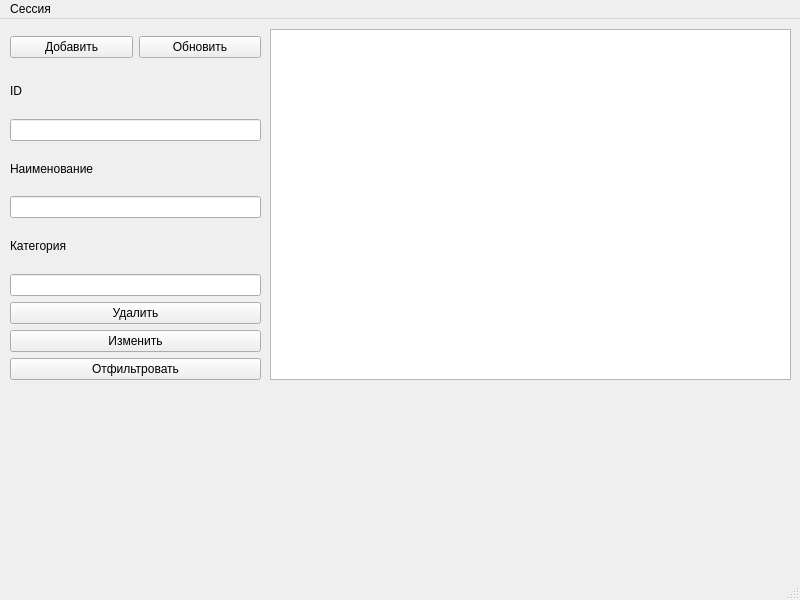
Qt form mainwindow.ui (DontDog/DBConnections) before a commit.
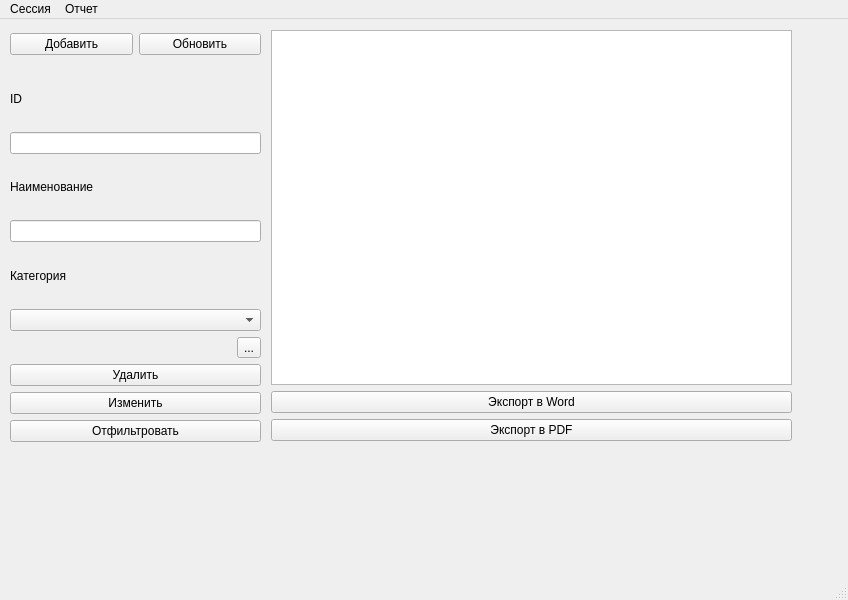
The same form after that commit.

Patch:
```diff
--- a/mainwindow.ui
+++ b/mainwindow.ui
@@ -6,7 +6,7 @@
    <rect>
     <x>0</x>
     <y>0</y>
-    <width>800</width>
+    <width>848</width>
     <height>600</height>
    </rect>
   </property>
@@ -14,32 +14,78 @@
    <string>MainWindow</string>
   </property>
   <widget class="QWidget" name="centralwidget">
-   <widget class="QTableView" name="tableView">
+   <widget class="QWidget" name="layoutWidget">
     <property name="geometry">
      <rect>
-      <x>270</x>
+      <x>10</x>
       <y>10</y>
+      <width>251</width>
+      <height>31</height>
+     </rect>
+    </property>
+    <layout class="QHBoxLayout" name="horizontalLayout">
+     <item>
+      <widget class="QPushButton" name="btnAddRecord">
+       <property name="text">
+        <string>Добавить</string>
+       </property>
+      </widget>
+     </item>
+     <item>
+      <widget class="QPushButton" name="btnUpdateRecord">
+       <property name="text">
+        <string>Обновить</string>
+       </property>
+      </widget>
+     </item>
+    </layout>
+   </widget>
+   <widget class="QWidget" name="layoutWidget">
+    <property name="geometry">
+     <rect>
+      <x>271</x>
+      <y>11</y>
       <width>521</width>
-      <height>351</height>
+      <height>411</height>
      </rect>
     </property>
-    <property name="contextMenuPolicy">
-     <enum>Qt::CustomContextMenu</enum>
-    </property>
-    <property name="selectionMode">
-     <enum>QAbstractItemView::SingleSelection</enum>
-    </property>
-    <property name="selectionBehavior">
-     <enum>QAbstractItemView::SelectRows</enum>
-    </property>
+    <layout class="QVBoxLayout" name="verticalLayout_2">
+     <item>
+      <widget class="QTableView" name="tableView">
+       <property name="contextMenuPolicy">
+        <enum>Qt::CustomContextMenu</enum>
+       </property>
+       <property name="selectionMode">
+        <enum>QAbstractItemView::SingleSelection</enum>
+       </property>
+       <property name="selectionBehavior">
+        <enum>QAbstractItemView::SelectRows</enum>
+       </property>
+      </widget>
+     </item>
+     <item>
+      <widget class="QPushButton" name="btnExportToWord">
+       <property name="text">
+        <string>Экспорт в Word</string>
+       </property>
+      </widget>
+     </item>
+     <item>
+      <widget class="QPushButton" name="btnExportToPDF">
+       <property name="text">
+        <string>Экспорт в PDF</string>
+       </property>
+      </widget>
+     </item>
+    </layout>
    </widget>
    <widget class="QWidget" name="">
     <property name="geometry">
      <rect>
       <x>10</x>
-      <y>50</y>
+      <y>52</y>
       <width>251</width>
-      <height>311</height>
+      <height>371</height>
      </rect>
     </property>
     <layout class="QVBoxLayout" name="verticalLayout">
@@ -75,7 +121,25 @@
       </widget>
      </item>
      <item>
-      <widget class="QLineEdit" name="lineEditRecordCategory"/>
+      <widget class="QComboBox" name="comboBox"/>
+     </item>
+     <item>
+      <layout class="QHBoxLayout" name="horizontalLayout_2">
+       <item>
+        <widget class="QLabel" name="label_4">
+         <property name="text">
+          <string/>
+         </property>
+        </widget>
+       </item>
+       <item>
+        <widget class="QToolButton" name="toolButton">
+         <property name="text">
+          <string>...</string>
+         </property>
+        </widget>
+       </item>
+      </layout>
      </item>
      <item>
       <widget class="QPushButton" name="btnDeleteRecord">
@@ -100,39 +164,13 @@
      </item>
     </layout>
    </widget>
-   <widget class="QWidget" name="">
-    <property name="geometry">
-     <rect>
-      <x>10</x>
-      <y>13</y>
-      <width>251</width>
-      <height>31</height>
-     </rect>
-    </property>
-    <layout class="QHBoxLayout" name="horizontalLayout">
-     <item>
-      <widget class="QPushButton" name="btnAddRecord">
-       <property name="text">
-        <string>Добавить</string>
-       </property>
-      </widget>
-     </item>
-     <item>
-      <widget class="QPushButton" name="btnUpdateRecord">
-       <property name="text">
-        <string>Обновить</string>
-       </property>
-      </widget>
-     </item>
-    </layout>
-   </widget>
   </widget>
   <widget class="QMenuBar" name="menubar">
    <property name="geometry">
     <rect>
      <x>0</x>
      <y>0</y>
-     <width>800</width>
+     <width>848</width>
      <height>21</height>
     </rect>
    </property>
@@ -144,7 +182,14 @@
     <addaction name="actionDisconnectFromDatabase"/>
     <addaction name="actionUpdateDatabaseState"/>
    </widget>
+   <widget class="QMenu" name="menu_2">
+    <property name="title">
+     <string>Отчет</string>
+    </property>
+    <addaction name="action"/>
+   </widget>
    <addaction name="menu"/>
+   <addaction name="menu_2"/>
   </widget>
   <widget class="QStatusBar" name="statusbar"/>
   <action name="actionConnectToDatabase">
```
Left out of the diff: 7 changed lines with no effect on the pictures.
